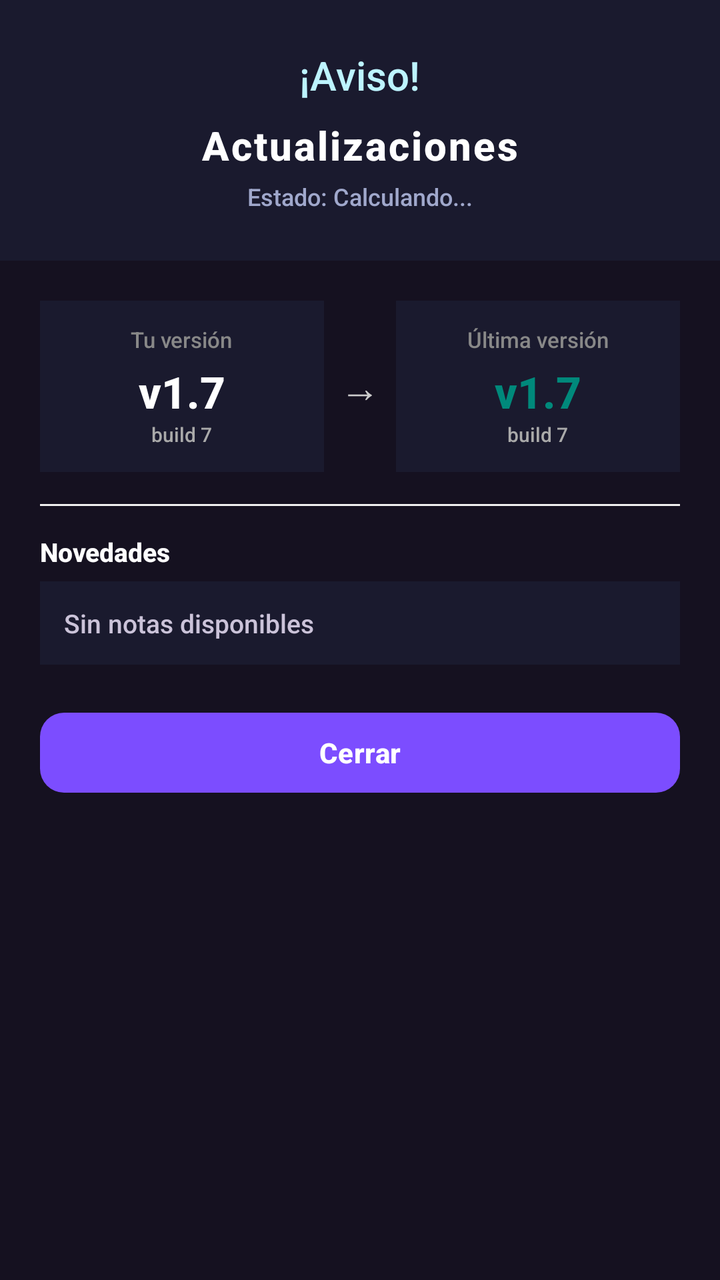
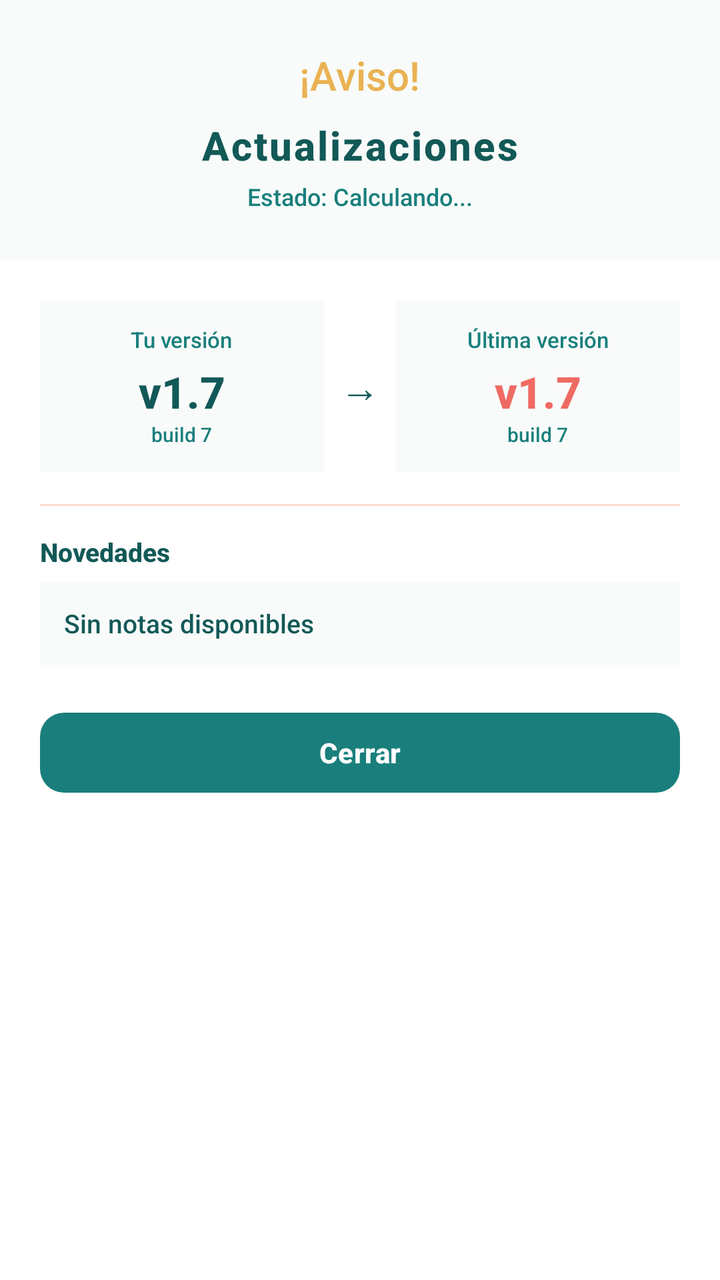

The first picture is an Android layout as it rendered before a commit; the second is the same layout after the commit. The layout source and the unified diff follow.
<!-- AndroidManifest.xml: application theme Theme.LectorYape -->
<!-- res/layout/dialog_updates.xml -->
<?xml version="1.0" encoding="utf-8"?>
<LinearLayout
    xmlns:android="http://schemas.android.com/apk/res/android"
    xmlns:app="http://schemas.android.com/apk/res-auto"
    android:layout_width="match_parent"
    android:layout_height="match_parent"
    android:background="#151120"
    android:orientation="vertical">


        
        <LinearLayout
            android:layout_width="match_parent"
            android:layout_height="wrap_content"
            android:orientation="vertical"
            android:background="#1A1A2E"
            android:padding="24dp"
            android:gravity="center_horizontal">

            <TextView
                android:layout_width="wrap_content"
                android:layout_height="wrap_content"
                android:text="¡Aviso!"
                android:textSize="20sp"
                android:textColor="#bdf4ff"
                android:layout_marginBottom="8dp"/>

            <TextView
                android:layout_width="wrap_content"
                android:layout_height="wrap_content"
                android:text="Actualizaciones"
                android:textSize="20sp"
                android:textStyle="bold"
                android:textColor="#FFFFFF"
                android:letterSpacing="0.05"/>

            <TextView
                android:id="@+id/tvDialogStatus"
                android:layout_width="wrap_content"
                android:layout_height="wrap_content"
                android:text="Estado: Calculando..."
                android:textSize="12sp"
                android:textColor="#A0A8CC"
                android:layout_marginTop="4dp"/>

        </LinearLayout>

        
        <LinearLayout
            android:layout_width="match_parent"
            android:layout_height="wrap_content"
            android:orientation="vertical"
            android:padding="20dp">

            
            <LinearLayout
                android:layout_width="match_parent"
                android:layout_height="wrap_content"
                android:orientation="horizontal"
                android:layout_marginBottom="16dp">

                
                <LinearLayout
                    android:layout_width="0dp"
                    android:layout_height="wrap_content"
                    android:layout_weight="1"
                    android:orientation="vertical"
                    android:background="#1A1A2E"
                    android:padding="12dp"
                    android:gravity="center_horizontal">

                    <TextView
                        android:layout_width="wrap_content"
                        android:layout_height="wrap_content"
                        android:text="Tu versión"
                        android:textSize="11sp"
                        android:textColor="#888888"
                        android:layout_marginBottom="4dp"/>

                    <TextView
                        android:id="@+id/tvDialogCurrentVersion"
                        android:layout_width="wrap_content"
                        android:layout_height="wrap_content"
                        android:text="v1.7"
                        android:textSize="22sp"
                        android:textStyle="bold"
                        android:textColor="#FFFFFF"/>

                    <TextView
                        android:id="@+id/tvDialogCurrentBuild"
                        android:layout_width="wrap_content"
                        android:layout_height="wrap_content"
                        android:text="build 7"
                        android:textSize="10sp"
                        android:textColor="#AAAAAA"/>
                </LinearLayout>

                
                <TextView
                    android:layout_width="wrap_content"
                    android:layout_height="wrap_content"
                    android:layout_gravity="center_vertical"
                    android:text="→"
                    android:textSize="20sp"
                    android:textColor="#CCCCCC"
                    android:paddingStart="8dp"
                    android:paddingEnd="8dp"/>

                
                <LinearLayout
                    android:layout_width="0dp"
                    android:layout_height="wrap_content"
                    android:layout_weight="1"
                    android:orientation="vertical"
                    android:background="#1A1A2E"
                    android:padding="12dp"
                    android:gravity="center_horizontal">

                    <TextView
                        android:layout_width="wrap_content"
                        android:layout_height="wrap_content"
                        android:text="Última versión"
                        android:textSize="11sp"
                        android:textColor="#888888"
                        android:layout_marginBottom="4dp"/>

                    <TextView
                        android:id="@+id/tvDialogLatestVersion"
                        android:layout_width="wrap_content"
                        android:layout_height="wrap_content"
                        android:text="v1.7"
                        android:textSize="22sp"
                        android:textStyle="bold"
                        android:textColor="#00897B"/>

                    <TextView
                        android:id="@+id/tvDialogLatestBuild"
                        android:layout_width="wrap_content"
                        android:layout_height="wrap_content"
                        android:text="build 7"
                        android:textSize="10sp"
                        android:textColor="#AAAAAA"/>
                </LinearLayout>

            </LinearLayout>

            
            <View
                android:layout_width="match_parent"
                android:layout_height="1dp"
                android:background="#F0F0F0"
                android:layout_marginBottom="14dp"/>

            
            <TextView
                android:layout_width="wrap_content"
                android:layout_height="wrap_content"
                android:text="Novedades"
                android:textSize="13sp"
                android:textStyle="bold"
                android:textColor="#FFFFFF"
                android:layout_marginBottom="6dp"/>

            <TextView
                android:id="@+id/tvDialogReleaseNotes"
                android:layout_width="match_parent"
                android:layout_height="wrap_content"
                android:text="Sin notas disponibles"
                android:textSize="13sp"
                android:textColor="#cbc3d9"
                android:lineSpacingExtra="3dp"
                android:background="#1A1A2E"
                android:padding="12dp"
                android:layout_marginBottom="20dp"/>

            
            <com.google.android.material.button.MaterialButton
                android:id="@+id/btnDialogAction"
                android:layout_width="match_parent"
                android:layout_height="48dp"
                android:text="Cerrar"
                android:textSize="14sp"
                android:textStyle="bold"
                android:textColor="#FFFFFF"
                app:backgroundTint="#7C4DFF"
                app:cornerRadius="12dp"
                android:layout_marginBottom="8dp"/>

            
            <com.google.android.material.button.MaterialButton
                android:id="@+id/btnDialogDismiss"
                android:layout_width="match_parent"
                android:layout_height="40dp"
                android:text="Más tarde"
                android:textSize="13sp"
                android:textColor="#888888"
                android:visibility="gone"
                app:backgroundTint="@android:color/transparent"
                app:strokeColor="#E0E0E0"
                app:strokeWidth="1dp"
                app:cornerRadius="12dp"/>

        </LinearLayout>

    </LinearLayout>
<!-- resources referenced by this layout -->
<resources>
  <style name="Theme.LectorYape" parent="Base.Theme.LectorYape" />
  <style name="Base.Theme.LectorYape" parent="Theme.Material3.DayNight.NoActionBar">
          <item name="colorPrimary">#5C35A0</item>
          <item name="colorOnPrimary">#FFFFFF</item>
          <item name="colorPrimaryVariant">#3700B3</item>
          
          <item name="android:fontFamily">sans-serif-medium</item>
      </style>
</resources>

<!-- the commit's change to res/layout/dialog_updates.xml (unified diff, before → after) -->
@@ -4,16 +4,15 @@
     xmlns:app="http://schemas.android.com/apk/res-auto"
     android:layout_width="match_parent"
     android:layout_height="match_parent"
-    android:background="#151120"
+    android:background="@color/white"
     android:orientation="vertical">
-
 
         
         <LinearLayout
             android:layout_width="match_parent"
             android:layout_height="wrap_content"
             android:orientation="vertical"
-            android:background="#1A1A2E"
+            android:background="@color/kaja_bg_light"
             android:padding="24dp"
             android:gravity="center_horizontal">
 
@@ -22,7 +21,7 @@
                 android:layout_height="wrap_content"
                 android:text="¡Aviso!"
                 android:textSize="20sp"
-                android:textColor="#bdf4ff"
+                android:textColor="@color/kaja_gold"
                 android:layout_marginBottom="8dp"/>
 
             <TextView
@@ -31,7 +30,7 @@
                 android:text="Actualizaciones"
                 android:textSize="20sp"
                 android:textStyle="bold"
-                android:textColor="#FFFFFF"
+                android:textColor="@color/kaja_teal_dark"
                 android:letterSpacing="0.05"/>
 
             <TextView
@@ -40,7 +39,7 @@
                 android:layout_height="wrap_content"
                 android:text="Estado: Calculando..."
                 android:textSize="12sp"
-                android:textColor="#A0A8CC"
+                android:textColor="@color/kaja_teal"
                 android:layout_marginTop="4dp"/>
 
         </LinearLayout>
@@ -65,7 +64,7 @@
                     android:layout_height="wrap_content"
                     android:layout_weight="1"
                     android:orientation="vertical"
-                    android:background="#1A1A2E"
+                    android:background="@color/kaja_bg_light"
                     android:padding="12dp"
                     android:gravity="center_horizontal">
 
@@ -74,7 +73,7 @@
                         android:layout_height="wrap_content"
                         android:text="Tu versión"
                         android:textSize="11sp"
-                        android:textColor="#888888"
+                        android:textColor="@color/kaja_teal"
                         android:layout_marginBottom="4dp"/>
 
                     <TextView
@@ -84,7 +83,7 @@
                         android:text="v1.7"
                         android:textSize="22sp"
                         android:textStyle="bold"
-                        android:textColor="#FFFFFF"/>
+                        android:textColor="@color/kaja_teal_dark"/>
 
                     <TextView
                         android:id="@+id/tvDialogCurrentBuild"
@@ -92,7 +91,7 @@
                         android:layout_height="wrap_content"
                         android:text="build 7"
                         android:textSize="10sp"
-                        android:textColor="#AAAAAA"/>
+                        android:textColor="@color/kaja_teal"/>
                 </LinearLayout>
 
                 
@@ -102,7 +101,7 @@
                     android:layout_gravity="center_vertical"
                     android:text="→"
                     android:textSize="20sp"
-                    android:textColor="#CCCCCC"
+                    android:textColor="@color/kaja_teal_dark"
                     android:paddingStart="8dp"
                     android:paddingEnd="8dp"/>
 
@@ -112,7 +111,7 @@
                     android:layout_height="wrap_content"
                     android:layout_weight="1"
                     android:orientation="vertical"
-                    android:background="#1A1A2E"
+                    android:background="@color/kaja_bg_light"
                     android:padding="12dp"
                     android:gravity="center_horizontal">
 
@@ -121,7 +120,7 @@
                         android:layout_height="wrap_content"
                         android:text="Última versión"
                         android:textSize="11sp"
-                        android:textColor="#888888"
+                        android:textColor="@color/kaja_teal"
                         android:layout_marginBottom="4dp"/>
 
                     <TextView
@@ -131,7 +130,7 @@
                         android:text="v1.7"
                         android:textSize="22sp"
                         android:textStyle="bold"
-                        android:textColor="#00897B"/>
+                        android:textColor="@color/kaja_coral"/>
 
                     <TextView
                         android:id="@+id/tvDialogLatestBuild"
@@ -139,7 +138,7 @@
                         android:layout_height="wrap_content"
                         android:text="build 7"
                         android:textSize="10sp"
-                        android:textColor="#AAAAAA"/>
+                        android:textColor="@color/kaja_teal"/>
                 </LinearLayout>
 
             </LinearLayout>
@@ -148,7 +147,7 @@
             <View
                 android:layout_width="match_parent"
                 android:layout_height="1dp"
-                android:background="#F0F0F0"
+                android:background="@color/kaja_pink_pale"
                 android:layout_marginBottom="14dp"/>
 
             
@@ -158,7 +157,7 @@
                 android:text="Novedades"
                 android:textSize="13sp"
                 android:textStyle="bold"
-                android:textColor="#FFFFFF"
+                android:textColor="@color/kaja_teal_dark"
                 android:layout_marginBottom="6dp"/>
 
             <TextView
@@ -167,9 +166,9 @@
                 android:layout_height="wrap_content"
                 android:text="Sin notas disponibles"
                 android:textSize="13sp"
-                android:textColor="#cbc3d9"
+                android:textColor="@color/kaja_teal_dark"
                 android:lineSpacingExtra="3dp"
-                android:background="#1A1A2E"
+                android:background="@color/kaja_bg_light"
                 android:padding="12dp"
                 android:layout_marginBottom="20dp"/>
 
@@ -182,7 +181,7 @@
                 android:textSize="14sp"
                 android:textStyle="bold"
                 android:textColor="#FFFFFF"
-                app:backgroundTint="#7C4DFF"
+                app:backgroundTint="@color/kaja_teal"
                 app:cornerRadius="12dp"
                 android:layout_marginBottom="8dp"/>
 
@@ -193,10 +192,10 @@
                 android:layout_height="40dp"
                 android:text="Más tarde"
                 android:textSize="13sp"
-                android:textColor="#888888"
+                android:textColor="@color/kaja_coral"
                 android:visibility="gone"
                 app:backgroundTint="@android:color/transparent"
-                app:strokeColor="#E0E0E0"
+                app:strokeColor="@color/kaja_coral"
                 app:strokeWidth="1dp"
                 app:cornerRadius="12dp"/>
 
<!-- resource entries referenced after the edit -->
@@ -1,10 +1,19 @@
 <!-- resources referenced by this layout -->
 <resources>
+  <color name="kaja_bg_light">#F8FBFA</color>
+  <color name="kaja_coral">#EF6A62</color>
+  <color name="kaja_gold">#EAB253</color>
+  <color name="kaja_pink_pale">#FCDAD2</color>
+  <color name="kaja_teal">#1A7F7C</color>
+  <color name="kaja_teal_dark">#125957</color>
+  <color name="white">#FFFFFFFF</color>
   <style name="Theme.LectorYape" parent="Base.Theme.LectorYape" />
   <style name="Base.Theme.LectorYape" parent="Theme.Material3.DayNight.NoActionBar">
-          <item name="colorPrimary">#5C35A0</item>
-          <item name="colorOnPrimary">#FFFFFF</item>
-          <item name="colorPrimaryVariant">#3700B3</item>
+          <item name="colorPrimary">@color/kaja_teal</item>
+          <item name="colorOnPrimary">@color/white</item>
+          <item name="colorPrimaryVariant">@color/kaja_teal_dark</item>
+          <item name="colorSecondary">@color/kaja_coral</item>
+          <item name="colorSecondaryVariant">@color/kaja_gold</item>
           
           <item name="android:fontFamily">sans-serif-medium</item>
       </style>
